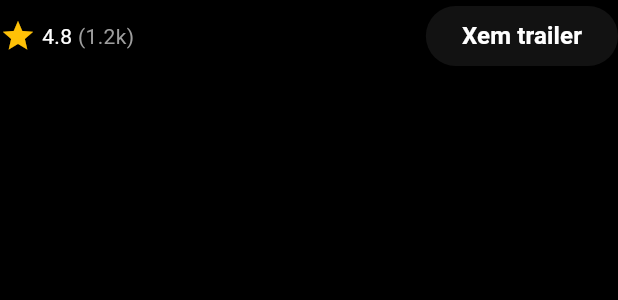
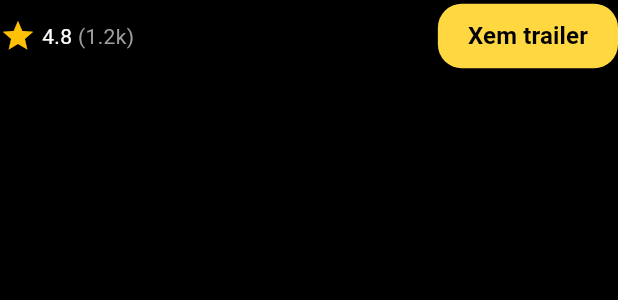
Before and after one commit to nguyenhuyk3/bmt_mobile, a Flutter app: the _FilmReview widget shown alone on an empty page, opened directly, on a phone screen of 412 x 824 dp. Shown: the top 300 px of the screen. Run offline on Flutter 3.47's test engine with Material 3 defaults, Android fonts, the phone set to English and light mode, and no system bars; our stand-ins replace dio, equatable, flutter_bloc, flutter_secure_storage, flutter_svg, formz and 1 more; accounts and stored records are empty; network calls fail; statements that could not run were skipped.

```diff
--- a/lib/presentation/booking_ticket/step_one/selecting_date_and_time/view/selecting_date_and_time.dart
+++ b/lib/presentation/booking_ticket/step_one/selecting_date_and_time/view/selecting_date_and_time.dart
@@ -2,7 +2,6 @@ import 'package:flutter/material.dart';
 import 'package:flutter_bloc/flutter_bloc.dart';
 import 'package:intl/intl.dart';
 import 'package:rt_mobile/core/constants/errors.dart';
-import 'package:rt_mobile/core/constants/others.dart';
 import 'package:rt_mobile/core/utils/convetors/map.dart';
 import 'package:rt_mobile/core/utils/convetors/string.dart';
 import 'package:rt_mobile/presentation/booking_ticket/bloc/bloc.dart';
@@ -119,8 +118,6 @@ class _SelectingDateAndTimeContainer extends StatelessWidget {
                 if (times.isNotEmpty && selectedTime.isEmpty) {
                   WidgetsBinding.instance.addPostFrameCallback((_) {
                     context.read<ChangeTabCubit<String>>().changeTab(times[0]);
-                    logger.i(dates[selectedIndex]);
-                    logger.i(extractStartTime(input: times[0]));
                     context.read<BookingTicketBloc>().add(
                       BookingTicketChoseStartTime(
                         showDate: dates[selectedIndex],
--- a/lib/presentation/booking_ticket/step_three/view/film_info.dart
+++ b/lib/presentation/booking_ticket/step_three/view/film_info.dart
@@ -1,7 +1,7 @@
 part of 'view.dart';
 
-class _MovieInfoCard extends StatelessWidget {
-  const _MovieInfoCard();
+class _FilmInfoCard extends StatelessWidget {
+  const _FilmInfoCard();
 
   @override
   Widget build(BuildContext context) {
--- a/lib/presentation/booking_ticket/step_three/view/view.dart
+++ b/lib/presentation/booking_ticket/step_three/view/view.dart
@@ -1,7 +1,9 @@
 import 'package:flutter/material.dart';
 import 'package:flutter_bloc/flutter_bloc.dart';
+import 'package:rt_mobile/core/constants/others.dart';
 
 import 'package:rt_mobile/core/utils/convetors/color.dart';
+import 'package:rt_mobile/core/utils/convetors/string.dart';
 import 'package:rt_mobile/presentation/booking_ticket/bloc/bloc.dart';
 import 'package:rt_mobile/presentation/cubit/change_tab/change_tab.dart';
 
--- a/lib/presentation/film_detail/film_detail_screen.dart
+++ b/lib/presentation/film_detail/film_detail_screen.dart
@@ -3,7 +3,6 @@ import 'package:flutter_bloc/flutter_bloc.dart';
 
 import 'package:rt_mobile/data/repositories/cinema.dart';
 import 'package:rt_mobile/data/repositories/film.dart';
-import 'package:rt_mobile/presentation/booking_ticket/bloc/bloc.dart';
 import 'package:rt_mobile/presentation/film_detail/available_cinema/bloc/bloc.dart';
 import 'package:rt_mobile/presentation/film_detail/available_cinema/view/available_cinema.dart';
 import 'package:rt_mobile/presentation/film_detail/film_information/bloc/bloc.dart';
--- a/lib/presentation/film_detail/film_information/view/film_information.dart
+++ b/lib/presentation/film_detail/film_information/view/film_information.dart
@@ -166,10 +166,17 @@ class _FilmReview extends StatelessWidget {
 
         ElevatedButton(
           onPressed: () {},
+          style: ElevatedButton.styleFrom(
+            backgroundColor: Colors.amberAccent,
+            padding: EdgeInsets.symmetric(horizontal: 20, vertical: 10),
+            shape: RoundedRectangleBorder(
+              borderRadius: BorderRadius.circular(16),
+            ),
+          ),
           child: const Text(
             'Xem trailer',
             style: TextStyle(
-              color: Colors.white,
+              color: Colors.black,
               fontSize: 16,
               fontWeight: FontWeight.bold,
             ),
```
Also changed, not shown: lib/core/utils/convetors/string.dart (+12 -0 lines), lib/presentation/booking_ticket/step_three/view/order_detail.dart (+15 -4 lines).
